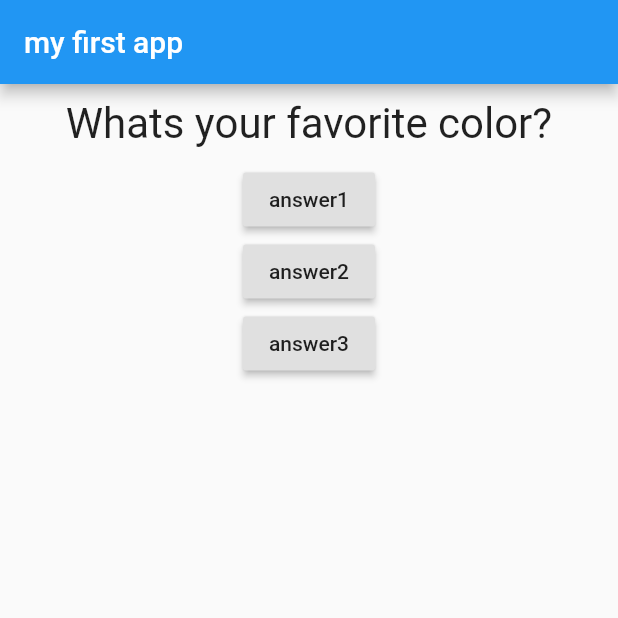
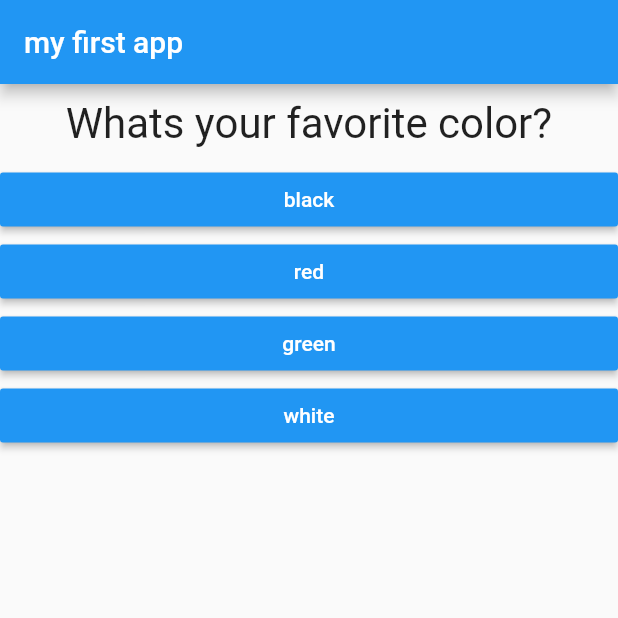
Before and after one commit to marrodri/flutter_crash_course, a Flutter app: the screen it shows after launch, on a phone screen of 412 x 824 dp, the top half of it. Run offline on Flutter 3.47's test engine with Material 2 defaults, Android fonts, the phone set to English and light mode, and no system bars.

Commit message:
extract nested list, to a normal list of answers

```diff
--- /dev/null
+++ b/lib/answer.dart
@@ -0,0 +1,27 @@
+import 'package:flutter/material.dart';
+
+// for changing data from another area
+class Answer extends StatelessWidget {
+  //it initializes with any type of function, by storing its address
+  final Function selectHandler;
+  final String answerText;
+
+  Answer(this.selectHandler, this.answerText);
+
+  @override
+  Widget build(BuildContext context) {
+    return Container(
+      width: double.infinity,
+      child:  RaisedButton(
+              //it passes the pointer of the function answerQuestion,
+              // and not the returned value of the function answerQuestion(),
+              // because it executes right away when the parenthesis are on the code
+              //Colors class is not intantiated but a grouping mechanism
+              color: Colors.blue,
+              textColor:  Colors.white,
+              child: Text(answerText),
+              onPressed: selectHandler,
+            ),
+    );
+  }
+}
--- a/lib/main.dart
+++ b/lib/main.dart
@@ -2,6 +2,7 @@
 import 'package:flutter/material.dart';
 
 import './question.dart';
+import './answer.dart';
 
 void main() {
   runApp(MyApp());
@@ -25,15 +26,14 @@
   //common practice
   var _questionIndex = 0;
 
-  void answerQuestion() {
+  void _answerQuestion() {
     //takes a function
     //setState is a func that forces to re-rend a part of the UI
     //it calls build again based of this current widget and class data
-    setState(
-      () {
+    setState(() {
       _questionIndex = _questionIndex + 1;
-      } //anonymous function
-    ); //SetState
+    } //anonymous function
+        ); //SetState
     // questionIndex = questionIndex + 1;
   }
 
@@ -41,9 +41,21 @@
   //this returns a widget
   //every widget is a dart class, that has a build method
   Widget build(BuildContext context) {
+    //adding a data structure for the questions and for the answers
+    // creating a list of maps
     var questions = [
-      'Whats your favorite color?',
-      'Whats your favorite animal?',
+      {
+        'questionText': 'Whats your favorite color?',
+        'answers': ['black', 'red', 'green', 'white'],
+      },
+      {
+        'questionText': 'Whats your favorite animal?',
+        'answers': ['rabbit', 'cat', 'dog', 'penguin'],
+      },
+      {
+        'questionText': 'who\'s your favorite instructor?',
+        'answers': ['max', 'max', 'max', 'max'],
+      },
     ];
 
     return MaterialApp(
@@ -53,27 +65,21 @@
         ),
         body: Column(
           children: <Widget>[
-
-            Question(questions[_questionIndex],),
-            RaisedButton(
-              child: Text('answer1'),
-              //it passes the pointer of the function answerQuestion,
-              // and not the returned value of the function answerQuestion(),
-              // because it executes right away when the parenthesis are on the code
-              onPressed: answerQuestion,
+            Question(
+              questions[_questionIndex]['questionText'],
             ),
-            RaisedButton(
-              child: Text('answer2'),
-              //anonymous function, arrow pattern
-              onPressed: () => print('Answer 2 chosen'),
-            ),
-            RaisedButton(
-              child: Text('answer3'),
-              //anonymous function, normal pattern
-              onPressed: () {
-                print('Answer 3 chosen');
-              },
-            ),
+            //passing the address of the function is known as "callback",
+            // because the receiving widget calls it later in the future
+            //here we have a list of widgets
+            // the map method executes the function on every element of the list
+            // iterate for every answer in the answers list
+            // of the current questions index
+            //the parenthesis will make the 'answers' will have a list of strings
+            //the dots take a list and pulls all the values of the nested list out of it
+            // , and add them to the current list and individual values, making just one list
+            ...(questions[_questionIndex]['answers'] as List<String>).map((answer) {
+              return Answer(_answerQuestion, answer);
+            }).toList(), //the toList(), will make like transform the map to a list
           ],
         ),
       ),
@@ -81,11 +87,10 @@
   }
 }
 
-
 //state is Data/Info used by your App
 // App State, Authenticated Users, Loaded Jobs, etc.
 // Widget State: Current User Input, Is a Loading Spinner being shown?, etc.
 // this state can change di
 // Learn more about state in flutter and search stateless vs stateful, important (crash course vid at 3:29:51)
 
- //a good rule is using one main widget per file
+//a good rule is using one main widget per file
--- a/lib/question.dart
+++ b/lib/question.dart
@@ -21,6 +21,7 @@
     return Container(
       //it centers the text because e container moves the pos of the child
       width: double.infinity,
+      // the dot offers all the constructors of the class
       margin: EdgeInsets.all(10), //adds more space to the question block
       child: Text(
         _questionText,
@@ -35,3 +36,6 @@
 //it gets new text and rebuilds the widget with the new text and updates the screen
 // rebuild the stateless widget, not internally because internal data is immutable,
 // but because data from outside changed  when the build method ran again.
+
+// special constru
+//  Class.constr(this.var){*construction logic*}
```
